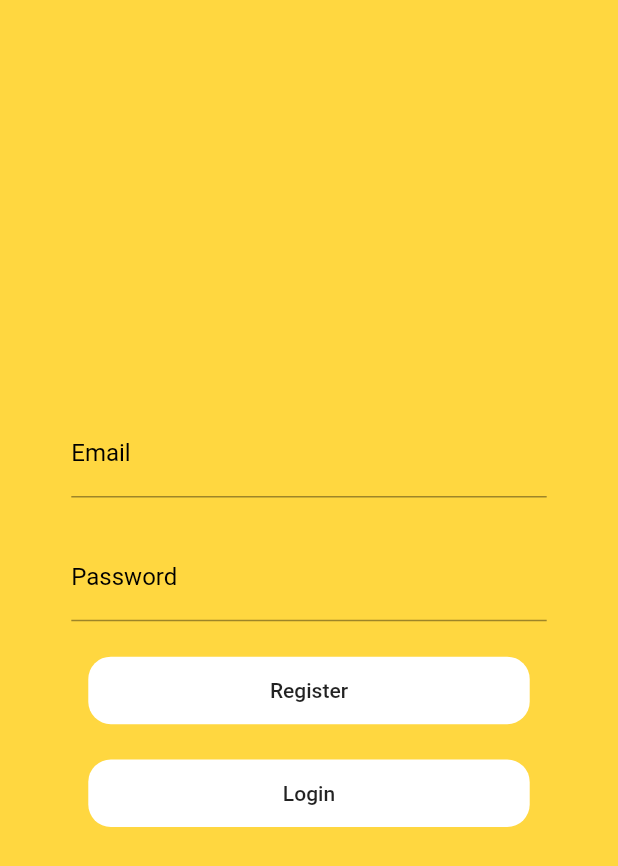
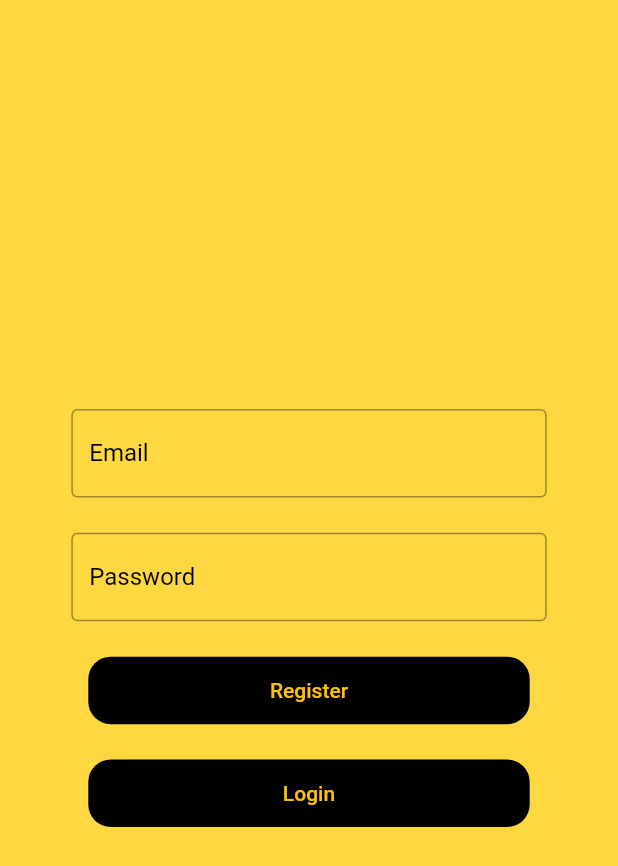
Before and after one commit to collins993/cyrpto_dash, a Flutter app: the screen it shows after launch, on a phone screen of 412 x 824 dp. Shown: the top 866 px of the screen. Run offline on Flutter 3.47's test engine with Material 2 defaults, Android fonts, the phone set to English and light mode, and no system bars; our stand-ins replace cloud_firestore, firebase_auth, firebase_core; accounts and stored records are empty.

Commit message:
textfield update commit

```diff
--- a/lib/ui/authentication.dart
+++ b/lib/ui/authentication.dart
@@ -40,6 +40,10 @@ class _AuthenticationState extends State<Authentication> {
                   labelStyle: TextStyle(
                     color: Colors.black,
                   ),
+                  border: OutlineInputBorder(),
+                  focusedBorder: OutlineInputBorder(
+                    borderSide: BorderSide(color: Colors.black)
+                  ),
                 ),
               ),
             ),
@@ -59,6 +63,10 @@ class _AuthenticationState extends State<Authentication> {
                   labelStyle: TextStyle(
                     color: Colors.black,
                   ),
+                  border: OutlineInputBorder(),
+                  focusedBorder: OutlineInputBorder(
+                    borderSide: BorderSide(color: Colors.black)
+                  ),
                 ),
               ),
             ),
@@ -68,7 +76,7 @@ class _AuthenticationState extends State<Authentication> {
               height: 45,
               decoration: BoxDecoration(
                 borderRadius: BorderRadius.circular(15.0),
-                color: Colors.white,
+                color: Colors.black,
               ),
               child: MaterialButton(
                 onPressed: () async {
@@ -84,7 +92,7 @@ class _AuthenticationState extends State<Authentication> {
                     );
                   }
                 },
-                child: Text("Register"),
+                child: Text("Register", style: TextStyle(color: Colors.amber),),
               ),
             ),
             SizedBox(height: MediaQuery.of(context).size.height / 35),
@@ -93,7 +101,7 @@ class _AuthenticationState extends State<Authentication> {
               height: 45,
               decoration: BoxDecoration(
                 borderRadius: BorderRadius.circular(15.0),
-                color: Colors.white,
+                color: Colors.black,
               ),
               child: MaterialButton(
                   onPressed: () async {
@@ -108,7 +116,7 @@ class _AuthenticationState extends State<Authentication> {
                       );
                     }
                   },
-                  child: Text("Login")),
+                  child: Text("Login", style: TextStyle(color: Colors.amber),)),
             ),
           ],
         ),
```
